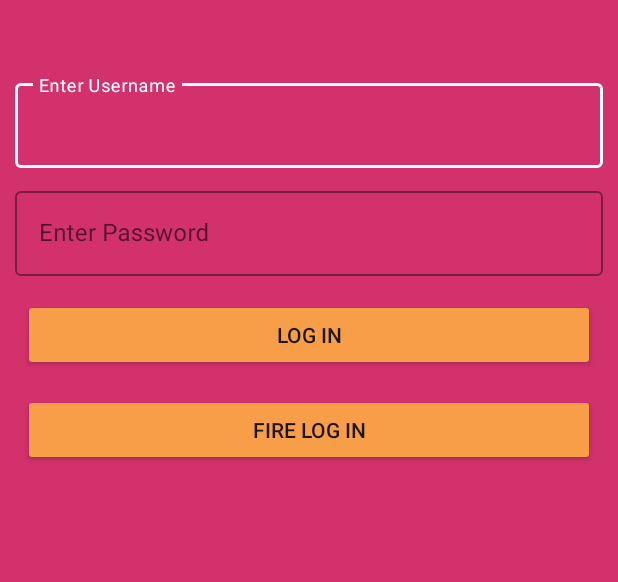
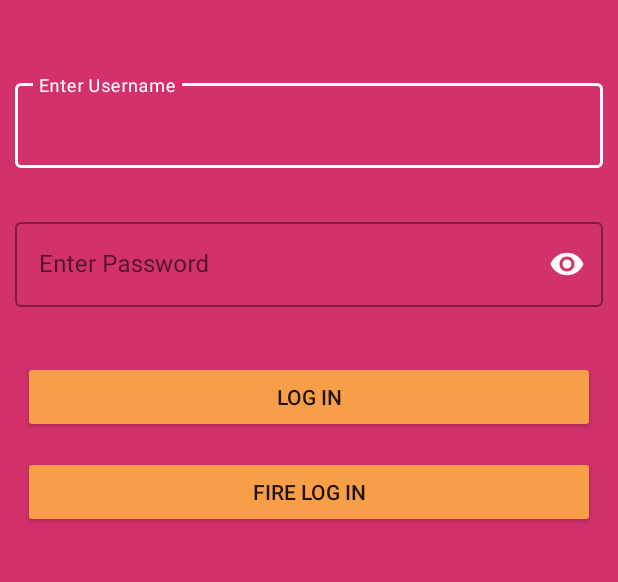
Before and after one commit to Andrewananda/buupass, an Android app: the layout activity_login.xml on its own in the app's theme, with its tools: preview values and no code run, on a phone screen of 412 x 824 dp, the part 255-837 px from its top. Run offline under Robolectric (Android 15) with nearby library versions, the phone set to English and light mode, and no system bars.

Commit message:
feature/login

```diff
--- a/app/build.gradle
+++ b/app/build.gradle
@@ -17,6 +17,10 @@ android {
         versionName "1.0"
 
         testInstrumentationRunner "androidx.test.runner.AndroidJUnitRunner"
+    }
+
+    buildFeatures {
+        viewBinding = true
     }
 
     buildTypes {
--- a/app/src/main/AndroidManifest.xml
+++ b/app/src/main/AndroidManifest.xml
@@ -1,6 +1,8 @@
 <?xml version="1.0" encoding="utf-8"?>
 <manifest xmlns:android="http://schemas.android.com/apk/res/android"
     package="com.devstart.buupass">
+
+    <uses-permission android:name="android.permission.INTERNET" />
 
     <application
         android:allowBackup="true"
@@ -11,7 +13,7 @@
         android:name=".BuuPass"
         android:theme="@style/Theme.BuuPass">
         <activity
-            android:name=".auth.LoginActivity"
+            android:name=".auth.ui.LoginActivity"
             android:exported="true"
             android:theme="@style/Theme.NoActionBar"
             />
--- a/app/src/main/java/com/devstart/buupass/data/api/ApiService.kt
+++ b/app/src/main/java/com/devstart/buupass/data/api/ApiService.kt
@@ -5,5 +5,5 @@ import retrofit2.http.GET
 
 interface ApiService {
     @GET("users/2")
-    fun fetchUser() : UserResponse
+    suspend fun fetchUser() : UserResponse
 }
--- /dev/null
+++ b/app/src/main/java/com/devstart/buupass/data/model/UserRequest.kt
@@ -0,0 +1,6 @@
+package com.devstart.buupass.data.model
+
+data class UserRequest(
+    val username: String,
+    val password: String
+)
--- a/app/src/main/java/com/devstart/buupass/splash/SplashScreen.kt
+++ b/app/src/main/java/com/devstart/buupass/splash/SplashScreen.kt
@@ -7,7 +7,7 @@ import android.os.Bundle
 import android.os.Handler
 import android.view.WindowManager
 import com.devstart.buupass.R
-import com.devstart.buupass.auth.LoginActivity
+import com.devstart.buupass.auth.ui.LoginActivity
 
 @SuppressLint("CustomSplashScreen")
 class SplashScreen : AppCompatActivity() {
--- a/app/src/main/res/layout/activity_login.xml
+++ b/app/src/main/res/layout/activity_login.xml
@@ -6,7 +6,7 @@
     android:layout_width="match_parent"
     android:layout_height="match_parent"
     android:background="@color/color_primary"
-    tools:context=".auth.LoginActivity">
+    tools:context=".auth.ui.LoginActivity">
 
     <ImageView
         android:id="@+id/logo"
@@ -27,8 +27,11 @@
         android:layout_marginTop="50dp"
         android:layout_marginStart="10dp"
         android:layout_marginEnd="10dp"
+        app:errorEnabled="true"
         app:hintTextColor="@color/white"
         app:boxStrokeColor="@color/white"
+        app:boxStrokeErrorColor="@color/white"
+        app:errorTextColor="@color/white"
         style="@style/Widget.MaterialComponents.TextInputLayout.OutlinedBox"
         >
         <com.google.android.material.textfield.TextInputEditText
@@ -47,8 +50,15 @@
         android:layout_marginTop="10dp"
         android:layout_marginStart="10dp"
         android:layout_marginEnd="10dp"
+        app:boxStrokeColor="@color/white"
+        app:errorEnabled="true"
+        app:boxStrokeErrorColor="@color/white"
         app:hintTextColor="@color/white"
-        app:boxStrokeColor="@color/white"
+        app:errorTextColor="@color/white"
+        android:imeOptions="actionDone"
+        android:maxLines="1"
+        app:passwordToggleEnabled="true"
+        app:passwordToggleTint="@color/white"
         style="@style/Widget.MaterialComponents.TextInputLayout.OutlinedBox">
 
         <com.google.android.material.textfield.TextInputEditText
--- a/app/src/main/res/values/colors.xml
+++ b/app/src/main/res/values/colors.xml
@@ -11,4 +11,5 @@
     <color name="color_primary_variant">#cf2164</color>
     <color name="color_secondary">#f89e49</color>
     <color name="color_secondary_variant">#f39336</color>
+    <color name="color_light_gray">#EEF1F0F0</color>
 </resources>
```
Also changed, not shown: app/src/main/java/com/devstart/buupass/auth/LoginActivity.kt (deleted, +0 -18 lines), app/src/main/java/com/devstart/buupass/auth/repository/LoginRepository.kt (added, +21 -0 lines), app/src/main/java/com/devstart/buupass/auth/ui/LoginActivity.kt (added, +68 -0 lines), app/src/main/java/com/devstart/buupass/auth/viewModel/LoginViewModel.kt (added, +33 -0 lines).
